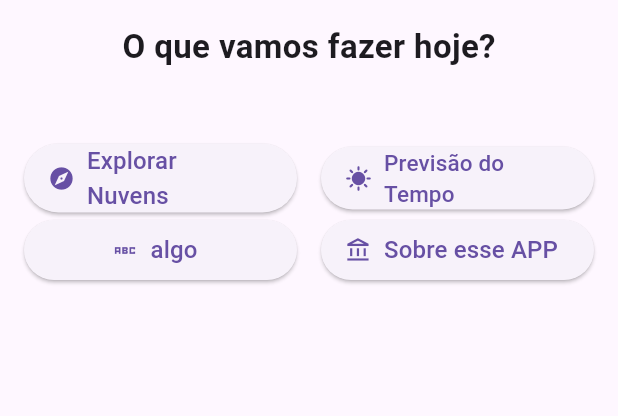
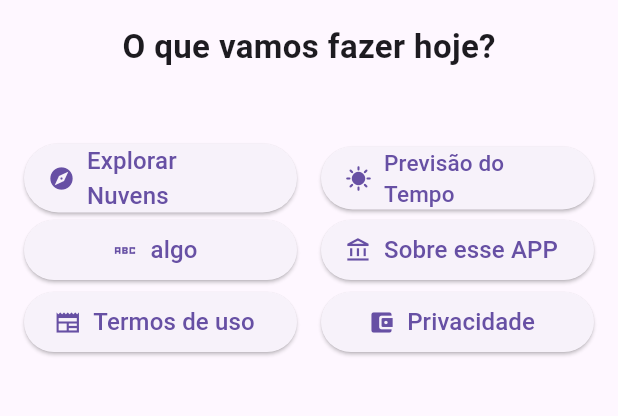
Before and after one commit to wanderalvess/explorando-nuvens-app, a Flutter app: the screen it shows after launch, on a phone screen of 412 x 824 dp, the part 179-595 px from its top. Run offline on Flutter 3.47's test engine with Material 3 defaults, Android fonts, the phone set to English and light mode, and no system bars; our stand-ins replace carousel_slider, shared_preferences.

Commit message:
Ajustes homePage

```diff
--- a/lib/pages/home_page.dart
+++ b/lib/pages/home_page.dart
@@ -1,6 +1,8 @@
 import 'package:clouds_identification_tab/pages/about.dart';
 import 'package:clouds_identification_tab/pages/component/drawer_menu.dart';
 import 'package:clouds_identification_tab/pages/exploring_clouds_page.dart';
+import 'package:clouds_identification_tab/pages/privacy_page.dart';
+import 'package:clouds_identification_tab/pages/terms_page.dart';
 import 'package:clouds_identification_tab/pages/weather_forecast_page.dart';
 import 'package:flutter/material.dart';
 
@@ -83,7 +85,7 @@ class HomePage extends StatelessWidget {
                       Navigator.push(
                         context,
                         MaterialPageRoute(
-                          builder: (context) => WeatherForecastPage(),
+                          builder: (context) => About(),
                         ),
                       );
                     },
@@ -108,6 +110,40 @@ class HomePage extends StatelessWidget {
                 ),
               ],
             ),
+            Row(
+              mainAxisAlignment: MainAxisAlignment.start,
+              children: [
+                Expanded(
+                  child: ElevatedButton.icon(
+                    onPressed: () {
+                      Navigator.push(
+                        context,
+                        MaterialPageRoute(
+                          builder: (context) => TermsPage(),
+                        ),
+                      );
+                    },
+                    icon: Icon(Icons.newspaper_sharp),
+                    label: const Text('Termos de uso', style: TextStyle(fontSize: 16),),
+                  ),
+                ),
+                SizedBox(width: 16),
+                Expanded(
+                  child: ElevatedButton.icon(
+                    onPressed: () {
+                      Navigator.push(
+                        context,
+                        MaterialPageRoute(
+                          builder: (context) => PrivacyScreen(),
+                        ),
+                      );
+                    },
+                    icon: Icon(Icons.account_balance_wallet_rounded),
+                    label: const Text('Privacidade', style: TextStyle(fontSize: 16)),
+                  ),
+                ),
+              ],
+            ),
             SizedBox(height: 20),
           ],
         ),
--- a/lib/pages/weather_forecast_page.dart
+++ b/lib/pages/weather_forecast_page.dart
@@ -88,7 +88,7 @@ class _WeatherForecastState extends State<WeatherForecastPage> {
       setState(() {
         _city = 'Goiânia, GO';
         _temp = '30';
-        _date = '27/02';
+        _date = '27/03';
         _condition = 'cloudly_day';
         _description = 'Poucas nuvens';
         _cloudiness = '40.0';
```
